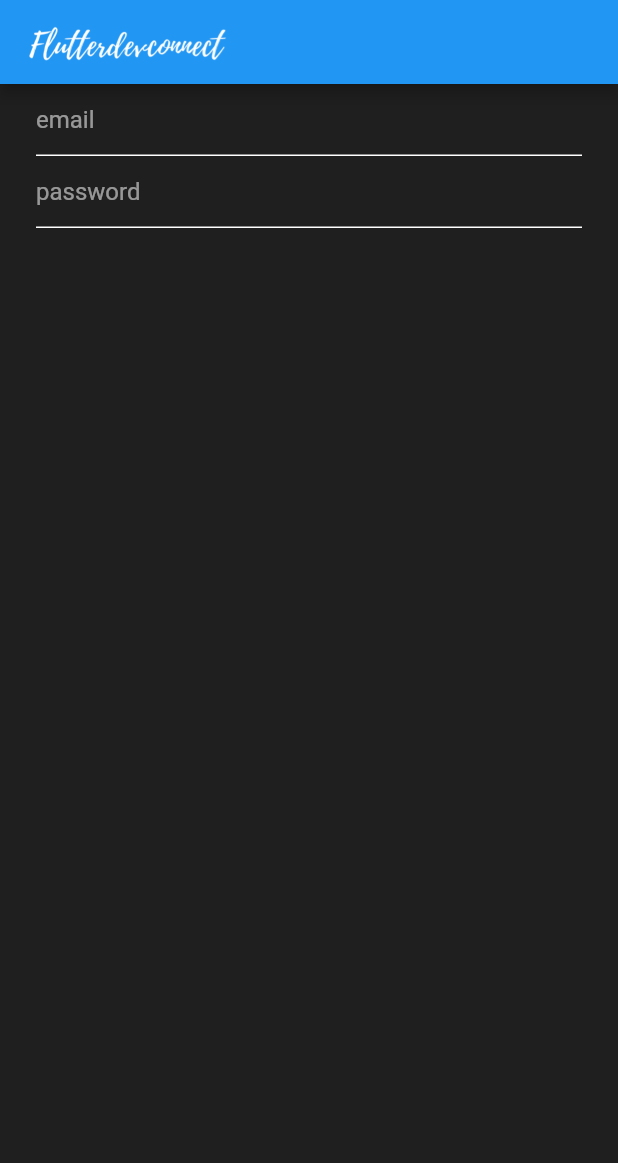
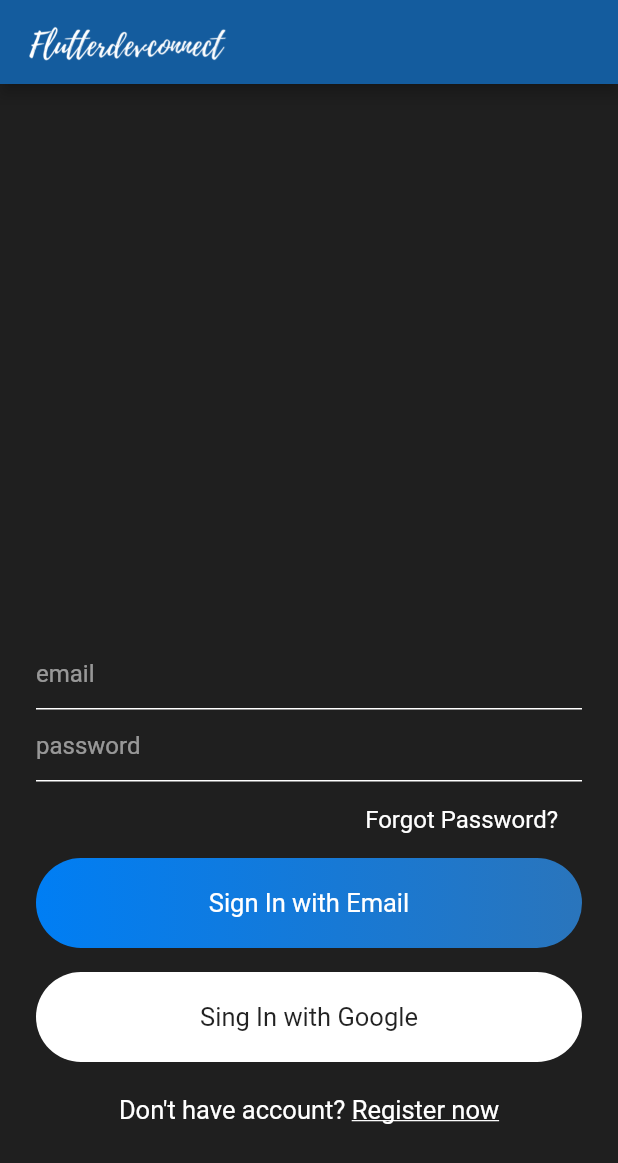
Before and after one commit to ClaudioSiervi/chat_app_tutorial, a Flutter app: the screen it shows after launch, on a phone screen of 412 x 824 dp. Shown: the top 1163 px of the screen. Run offline on Flutter 3.47's test engine with Material 2 defaults, Android fonts, the phone set to English and light mode, and no system bars.

Commit message:
sign in layout

```diff
--- a/lib/main.dart
+++ b/lib/main.dart
@@ -13,6 +13,7 @@ class MyApp extends StatelessWidget {
       title: 'Flutter Demo',
       debugShowCheckedModeBanner: false,
       theme: ThemeData(
+        primaryColor: Color(0xff145C9E),
         scaffoldBackgroundColor: Color(0xff1F1F1F),
         primarySwatch: Colors.blue,
         visualDensity: VisualDensity.adaptivePlatformDensity,
--- a/lib/views/signin.dart
+++ b/lib/views/signin.dart
@@ -11,15 +11,87 @@ class _SignInState extends State<SignIn> {
   Widget build(BuildContext context) {
     return Scaffold(
       appBar: appBarMain(context),
-      body: Container(
+      body: SingleChildScrollView(
+        child: Container(
+          height: MediaQuery.of(context).size.height - 80,
+          alignment: Alignment.bottomCenter,
+          child: Container(
             padding: EdgeInsets.symmetric(horizontal: 24),
             child: Column(
+              mainAxisSize: MainAxisSize.min,
               children: [
                 TextField(
+                  style: simpleTextFieldStyle(),
                   decoration: textFieldInputDecoration("email"),
                 ),
-            TextField(decoration: textFieldInputDecoration("password"))
+                TextField(
+                  style: simpleTextFieldStyle(),
+                  decoration: textFieldInputDecoration("password"),
+                ),
+                SizedBox(height: 8),
+                Container(
+                  alignment: Alignment.centerRight,
+                  child: Container(
+                    padding: EdgeInsets.symmetric(horizontal: 16, vertical: 8),
+                    child:
+                        Text("Forgot Password?", style: simpleTextFieldStyle()),
+                  ),
+                ),
+                SizedBox(height: 8),
+                Container(
+                  alignment: Alignment.center,
+                  width: MediaQuery.of(context).size.width,
+                  padding: EdgeInsets.symmetric(vertical: 20),
+                  decoration: BoxDecoration(
+                      gradient: LinearGradient(
+                        colors: [
+                          const Color(0xff007EF4),
+                          const Color(0xff2A75BC),
                         ],
+                      ),
+                      borderRadius: BorderRadius.circular(30)),
+                  child: Text("Sign In with Email",
+                      style: TextStyle(color: Colors.white, fontSize: 17)),
+                ),
+                SizedBox(height: 16),
+                Container(
+                  alignment: Alignment.center,
+                  width: MediaQuery.of(context).size.width,
+                  padding: EdgeInsets.symmetric(vertical: 20),
+                  decoration: BoxDecoration(
+                    color: Colors.white,
+                    borderRadius: BorderRadius.circular(30),
+                  ),
+                  child: Text(
+                    "Sing In with Google",
+                    style: TextStyle(
+                      color: Colors.black87,
+                      fontSize: 17,
+                    ),
+                  ),
+                ),
+                SizedBox(height: 22),
+                Row(
+                  mainAxisAlignment: MainAxisAlignment.center,
+                  children: [
+                    Text(
+                      "Don't have account? ",
+                      style: mediumTextFieldStyle(),
+                    ),
+                    Text(
+                      "Register now",
+                      style: TextStyle(
+                        fontSize: 17,
+                        color: Colors.white,
+                        decoration: TextDecoration.underline,
+                      ),
+                    )
+                  ],
+                ),
+                SizedBox(height: 50),
+              ],
+            ),
+          ),
         ),
       ),
     );
--- a/lib/widgets/widget.dart
+++ b/lib/widgets/widget.dart
@@ -22,3 +22,17 @@ InputDecoration textFieldInputDecoration(String hintText) {
     ),
   );
 }
+
+TextStyle simpleTextFieldStyle() {
+  return TextStyle(
+    color: Colors.white,
+    fontSize: 16,
+  );
+}
+
+TextStyle mediumTextFieldStyle() {
+  return TextStyle(
+    color: Colors.white,
+    fontSize: 17,
+  );
+}
```
Lines whose indentation alone changed are shown as unchanged.
